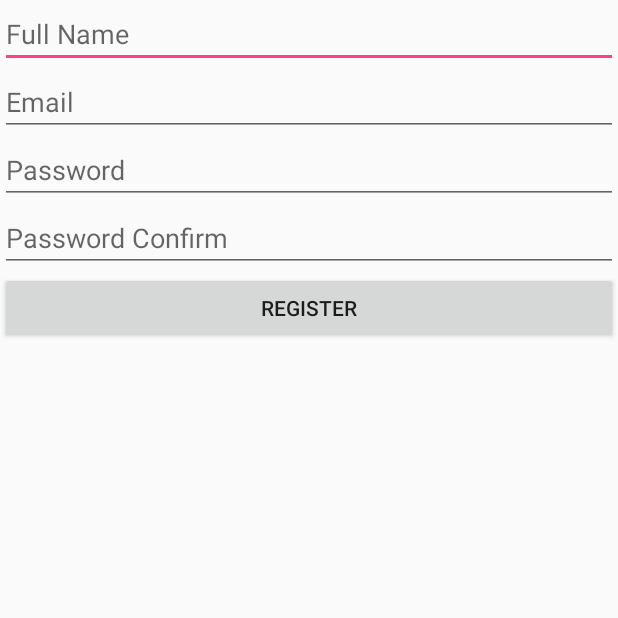
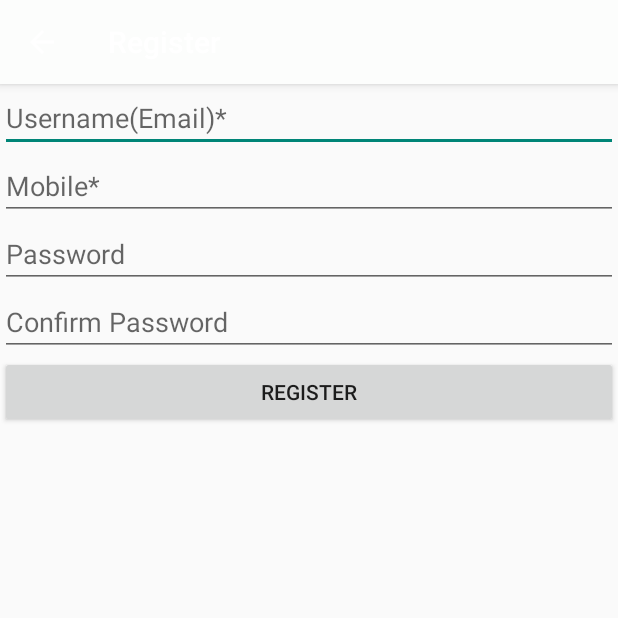
Before and after one commit to DwiPurwoko/NavigationNata, an Android app: the RegisterActivity screen opened directly, with no data from a screen before it, on a phone screen of 412 x 824 dp, the top half of it. Run offline under Robolectric (Android 15) with nearby library versions, the phone set to English and light mode, and no system bars; our stand-ins replace Volley; network calls fail.

Commit message:
chekin 2

```diff
--- a/app/src/main/java/com/example/administrator/navigationnata/view/RegisterActivity.java
+++ b/app/src/main/java/com/example/administrator/navigationnata/view/RegisterActivity.java
@@ -2,7 +2,9 @@ package com.example.administrator.navigationnata.view;
 
 import android.content.Intent;
 import android.os.Bundle;
+import android.support.design.widget.CollapsingToolbarLayout;
 import android.support.v7.app.AppCompatActivity;
+import android.support.v7.widget.Toolbar;
 import android.util.Log;
 import android.view.View;
 import android.widget.Button;
@@ -39,7 +41,7 @@ import java.util.Map;
 public class RegisterActivity extends AppCompatActivity {
     private static final String TAG = RegisterActivity.class.getSimpleName();
 
-    private EditText txtFullName;
+    private EditText txtPhone;
     private EditText txtEmail;
     private EditText txtPassword,txtPasswordConfirm;
     private Button btnRegister;
@@ -49,7 +51,12 @@ public class RegisterActivity extends AppCompatActivity {
         super.onCreate(savedInstanceState);
         setContentView(R.layout.activity_register);
 
-        txtFullName = (EditText) findViewById(R.id.txtName);
+        Toolbar toolbar = (Toolbar) findViewById(R.id.toolbar);
+        setSupportActionBar(toolbar);
+        getSupportActionBar().setDisplayHomeAsUpEnabled(true);
+        getSupportActionBar().setTitle("Register");
+
+        txtPhone = (EditText) findViewById(R.id.txtPhone);
         txtEmail = (EditText) findViewById(R.id.txtEmail);
         txtPassword = (EditText) findViewById(R.id.txtPassword);
         txtPasswordConfirm = (EditText) findViewById(R.id.txtPasswordConfirm);
@@ -58,14 +65,14 @@ public class RegisterActivity extends AppCompatActivity {
         btnRegister.setOnClickListener(new View.OnClickListener() {
             @Override
             public void onClick(View v) {
-                String name = txtFullName.getText().toString().trim();
+                String phone = txtPhone.getText().toString().trim();
                 String email = txtEmail.getText().toString().trim();
                 String password = txtPassword.getText().toString().trim();
                 String passwordConfirm = txtPasswordConfirm.getText().toString().trim();
 
-                if (!name.isEmpty() && !email.isEmpty() && !password.isEmpty() && !passwordConfirm.isEmpty() &&
+                if (!phone.isEmpty() && !email.isEmpty() && !password.isEmpty() && !passwordConfirm.isEmpty() &&
                         password.equals(passwordConfirm) ) {
-                    registerUser(name, email, password);
+                    registerUser(phone, email, password);
                 } else {
                     Toast.makeText(getApplicationContext(),
                             "Please enter your details!", Toast.LENGTH_LONG)
@@ -75,7 +82,7 @@ public class RegisterActivity extends AppCompatActivity {
         });
     }
 
-    private void registerUser(final String name, final String email,
+    private void registerUser(final String phone, final String email,
                               final String password) {
 
         StringRequest stringRequest = new StringRequest(Request.Method.POST,
@@ -89,19 +96,8 @@ public class RegisterActivity extends AppCompatActivity {
                     JSONObject jObj = new JSONObject(response);
                     boolean error = jObj.getBoolean("error");
                     if (!error) {
-                        // User successfully stored in MySQL
-/*                        String uid = jObj.getString("uid");
-
-                        JSONObject user = jObj.getJSONObject("user");
-                        String name = user.getString("name");
-                        String email = user.getString("email");
-                        String created_at = user.getString("created_at");
-
-                        // Inserting row in users table
-                        db.addUser(name, email, uid, created_at);*/
-
-                        Toast.makeText(getApplicationContext(), "User successfully registered. Try login now!",
-                                Toast.LENGTH_LONG).show();
+                        Toast.makeText(getApplicationContext(), "User successfully registered. " +
+                                "Try login now!", Toast.LENGTH_LONG).show();
 
                         // Launch login activity
                         Intent intent = new Intent(
@@ -110,7 +106,6 @@ public class RegisterActivity extends AppCompatActivity {
                         startActivity(intent);
                         finish();
                     } else {
-
                         // Error occurred in registration. Get the error
                         // message
                         String errorMsg = jObj.getString("error_msg");
@@ -150,7 +145,7 @@ public class RegisterActivity extends AppCompatActivity {
             protected Map<String, String> getParams() {
                 // Posting params to register url
                 Map<String, String> params = new HashMap<String, String>();
-                params.put("name", name);
+                params.put("phone", phone);
                 params.put("email", email);
                 params.put("password", password);
 
--- a/app/src/main/res/layout/activity_forgot_password.xml
+++ b/app/src/main/res/layout/activity_forgot_password.xml
@@ -2,6 +2,12 @@
 <LinearLayout xmlns:android="http://schemas.android.com/apk/res/android"
     android:orientation="vertical" android:layout_width="match_parent"
     android:layout_height="match_parent">
+
+    <include
+        android:layout_width="match_parent"
+        android:layout_height="wrap_content"
+        layout="@layout/toolbar"
+        android:layout_gravity="center_horizontal" />
 
     <EditText
         android:layout_width="match_parent"
--- a/app/src/main/res/layout/activity_register.xml
+++ b/app/src/main/res/layout/activity_register.xml
@@ -1,19 +1,35 @@
 <?xml version="1.0" encoding="utf-8"?>
 <LinearLayout xmlns:android="http://schemas.android.com/apk/res/android"
-    android:orientation="vertical" android:layout_width="match_parent"
+    xmlns:app="http://schemas.android.com/apk/res-auto"
+    android:orientation="vertical"
+    android:layout_width="match_parent"
     android:layout_height="match_parent">
+
+    <android.support.design.widget.AppBarLayout
+        android:layout_width="match_parent"
+        android:layout_height="wrap_content"
+        android:theme="@style/ThemeOverlay.AppCompat.Dark.ActionBar">
+
+        <android.support.v7.widget.Toolbar
+            android:id="@+id/toolbar"
+            android:layout_width="match_parent"
+            android:layout_height="?attr/actionBarSize"
+            app:layout_collapseMode="pin"/>
+
+    </android.support.design.widget.AppBarLayout>
 
     <EditText
         android:layout_width="match_parent"
         android:layout_height="wrap_content"
-        android:hint="Full Name"
-        android:id="@+id/txtName"/>
+        android:hint="Username(Email)*"
+        android:id="@+id/txtEmail"/>
 
     <EditText
         android:layout_width="match_parent"
         android:layout_height="wrap_content"
-        android:hint="Email"
-        android:id="@+id/txtEmail"/>
+        android:hint="Mobile*"
+        android:inputType="phone"
+        android:id="@+id/txtPhone"/>
 
     <EditText
         android:layout_width="match_parent"
@@ -26,7 +42,7 @@
         android:layout_width="match_parent"
         android:layout_height="wrap_content"
         android:inputType="textPassword"
-        android:hint="Password Confirm"
+        android:hint="Confirm Password"
         android:id="@+id/txtPasswordConfirm"/>
 
     <Button
--- a/app/src/main/res/values/colors.xml
+++ b/app/src/main/res/values/colors.xml
@@ -1,6 +1,6 @@
 <?xml version="1.0" encoding="utf-8"?>
 <resources>
-    <color name="colorPrimary">#3F51B5</color>
+    <color name="colorPrimary">#fcfdfc</color>
     <color name="colorPrimaryDark">#303F9F</color>
-    <color name="colorAccent">#FF4081</color>
+<!--<color name="colorAccent">#46ff40</color>-->
 </resources>
--- a/app/src/main/res/values/styles.xml
+++ b/app/src/main/res/values/styles.xml
@@ -5,7 +5,7 @@
         <!-- Customize your theme here. -->
         <item name="colorPrimary">@color/colorPrimary</item>
         <item name="colorPrimaryDark">@color/colorPrimaryDark</item>
-        <item name="colorAccent">@color/colorAccent</item>
+<!--        <item name="colorAccent">@color/colorAccent</item>-->
     </style>
 
     <style name="AppTheme.NoActionBar">
```
Also changed, not shown: app/src/main/AndroidManifest.xml (+8 -6 lines), app/src/main/java/com/example/administrator/navigationnata/MainActivity.java (+9 -6 lines), app/src/main/java/com/example/administrator/navigationnata/view/ForgotPasswordActivity.java (+6 -9 lines), app/src/main/java/com/example/administrator/navigationnata/view/LaunchActivity.java (+21 -4 lines), app/src/main/java/com/example/administrator/navigationnata/view/LoginActivity.java (+54 -38 lines), app/src/main/res/layout/activity_login.xml (+30 -16 lines), app/src/main/res/layout/toolbar.xml (+12 -8 lines).
